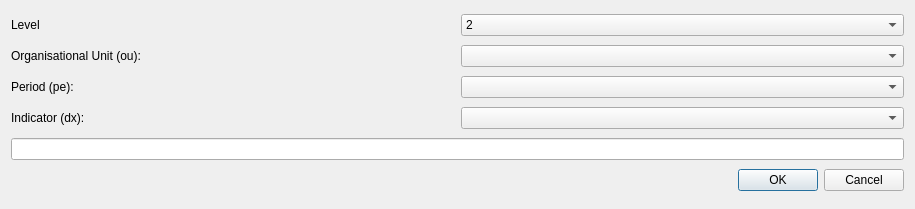
This is ddf_dialog_base.ui in EnteRood/kit_dhis2_data_fetcher as Qt 5 draws it before an edit. The edited form follows.
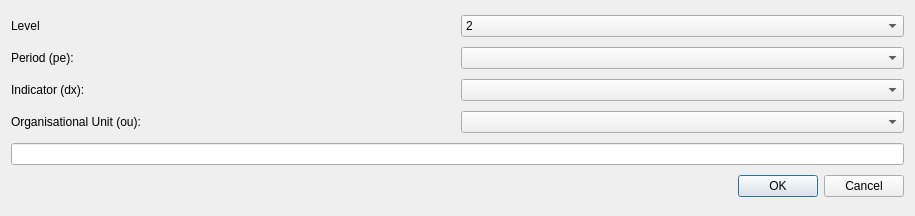
This is the edited form.

Commit message: Make possible to have ALL ou in one go

What changed in the file:
```diff
--- a/ddf_dialog_base.ui
+++ b/ddf_dialog_base.ui
@@ -7,7 +7,7 @@
     <x>0</x>
     <y>0</y>
     <width>915</width>
-    <height>209</height>
+    <height>216</height>
    </rect>
   </property>
   <property name="windowTitle">
@@ -24,32 +24,9 @@
    <item row="2" column="1">
     <widget class="QComboBox" name="cb_pe"/>
    </item>
-   <item row="1" column="0">
-    <widget class="QLabel" name="label">
-     <property name="text">
-      <string>Organisational Unit (ou):</string>
-     </property>
-    </widget>
-   </item>
    <item row="3" column="1">
     <widget class="QComboBox" name="cb_dx"/>
    </item>
-   <item row="1" column="1">
-    <widget class="QComboBox" name="cb_ou"/>
-   </item>
-   <item row="6" column="0" colspan="2">
-    <widget class="QDialogButtonBox" name="button_box">
-     <property name="orientation">
-      <enum>Qt::Horizontal</enum>
-     </property>
-     <property name="standardButtons">
-      <set>QDialogButtonBox::Cancel|QDialogButtonBox::Ok</set>
-     </property>
-    </widget>
-   </item>
-   <item row="4" column="0" colspan="2">
-    <widget class="QLineEdit" name="le_url"/>
-   </item>
    <item row="2" column="0">
     <widget class="QLabel" name="label_2">
      <property name="text">
@@ -64,6 +41,19 @@
      </property>
     </widget>
    </item>
+   <item row="6" column="0" colspan="2">
+    <widget class="QLineEdit" name="le_url"/>
+   </item>
+   <item row="8" column="0" colspan="2">
+    <widget class="QDialogButtonBox" name="button_box">
+     <property name="orientation">
+      <enum>Qt::Horizontal</enum>
+     </property>
+     <property name="standardButtons">
+      <set>QDialogButtonBox::Cancel|QDialogButtonBox::Ok</set>
+     </property>
+    </widget>
+   </item>
    <item row="0" column="1">
     <widget class="QComboBox" name="cb_level">
      <item>
@@ -83,6 +73,16 @@
      </item>
     </widget>
    </item>
+   <item row="4" column="0">
+    <widget class="QLabel" name="label">
+     <property name="text">
+      <string>Organisational Unit (ou):</string>
+     </property>
+    </widget>
+   </item>
+   <item row="4" column="1">
+    <widget class="QComboBox" name="cb_ou"/>
+   </item>
   </layout>
  </widget>
  <resources/>
```
The commit also changes 2 other files.
